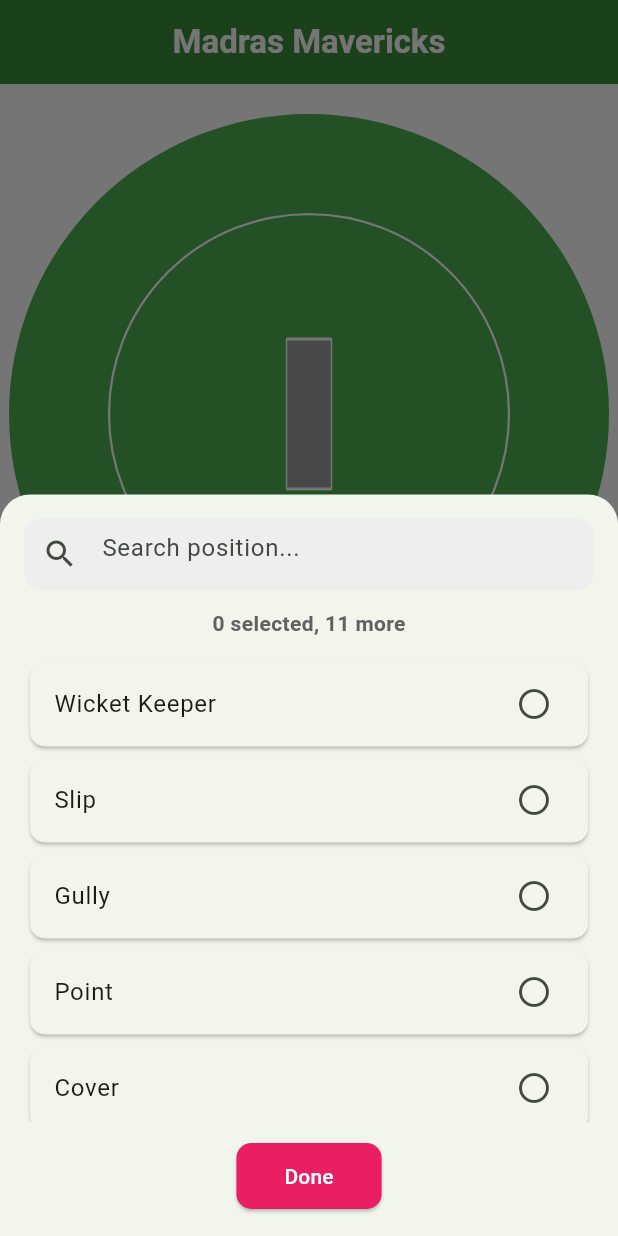
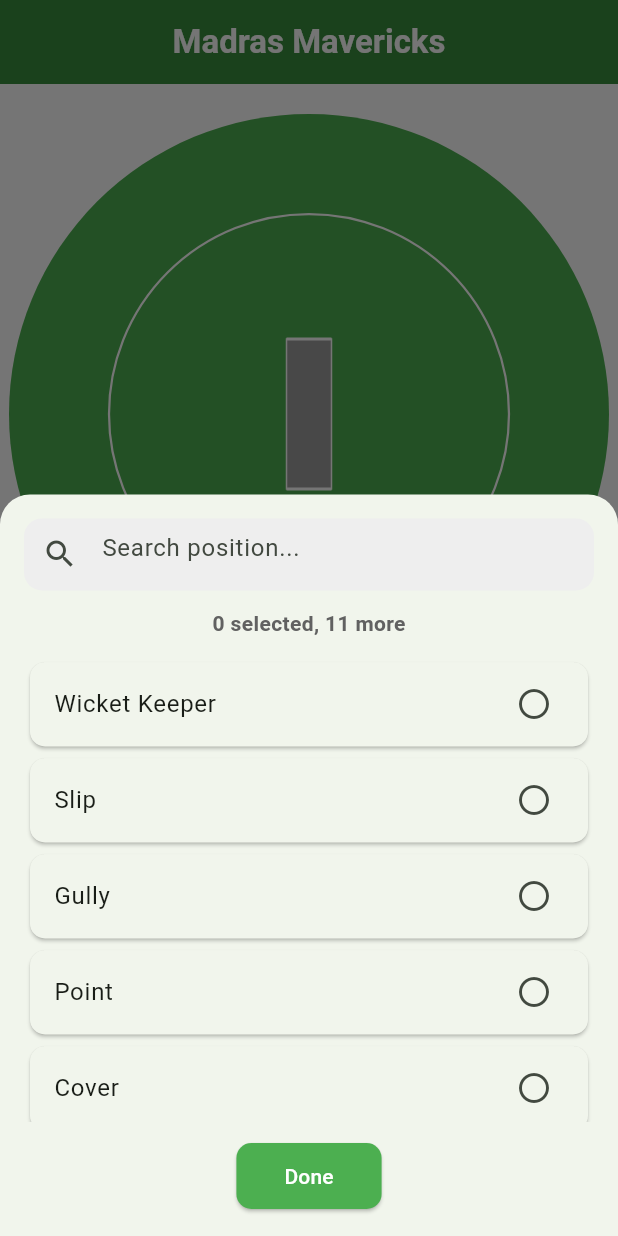
Before and after one commit to balacode01/my_cricket_app, a Flutter app: the screen it shows after launch, after a tap on the "add" icon, on a phone screen of 412 x 824 dp. Run offline on Flutter 3.47's test engine with Material 3 defaults, Android fonts, the phone set to English and light mode, and no system bars.

Commit message:
color updated

```diff
--- a/lib/main.dart
+++ b/lib/main.dart
@@ -147,7 +147,7 @@ class _CricketFieldPageState extends State<CricketFieldPage> {
                     ElevatedButton(
                       onPressed: () => Navigator.pop(context),
                       style: ElevatedButton.styleFrom(
-                        backgroundColor: Colors.pink,
+                        backgroundColor: Colors.green,
                         foregroundColor: Colors.white,
                         padding: EdgeInsets.symmetric(
                           horizontal: 32,
@@ -185,8 +185,8 @@ class _CricketFieldPageState extends State<CricketFieldPage> {
       ),
       floatingActionButton: FloatingActionButton(
         onPressed: () => _showPositionSheet(context),
-        backgroundColor: Colors.pink,
-        child: Icon(Icons.add),
+        backgroundColor: Colors.green,
+        child: Icon(Icons.add, color: Colors.white),
       ),
       body: Stack(
         children: [
```
Also changed, not shown: 1 other file.
